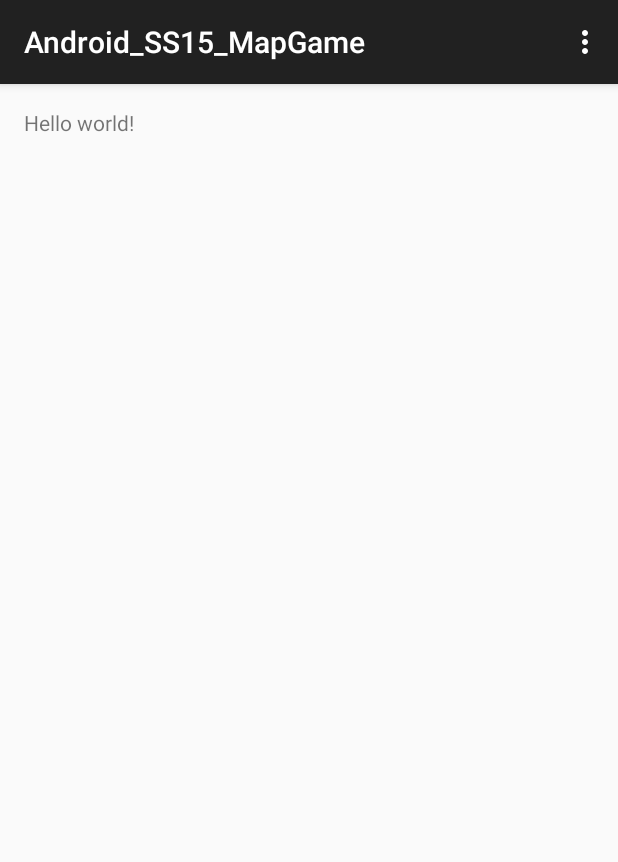
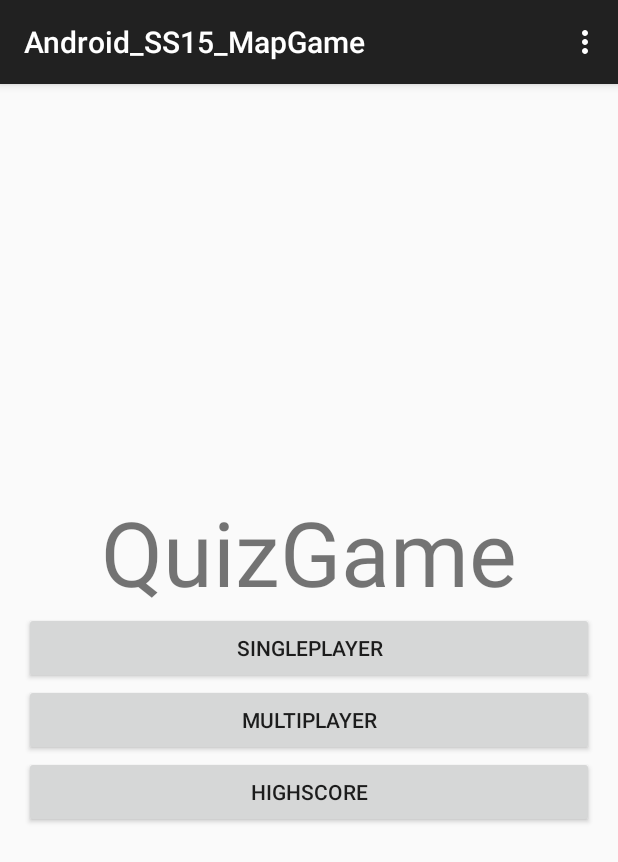
Before and after one commit to Daniel192/Android_SS15_MapGame, an Android app: the screen it shows after launch (MainActivity), on a phone screen of 412 x 824 dp. Shown: the top 862 px of the screen. Run offline under Robolectric (Android 15) with nearby library versions, the phone set to English and light mode, and no system bars.

Commit message:
Added: #2 Main menu layout created

```diff
--- a/app/src/main/res/layout/activity_main.xml
+++ b/app/src/main/res/layout/activity_main.xml
@@ -1,11 +1,38 @@
-<RelativeLayout xmlns:android="http://schemas.android.com/apk/res/android"
+<LinearLayout xmlns:android="http://schemas.android.com/apk/res/android"
     xmlns:tools="http://schemas.android.com/tools" android:layout_width="match_parent"
     android:layout_height="match_parent" android:paddingLeft="@dimen/activity_horizontal_margin"
     android:paddingRight="@dimen/activity_horizontal_margin"
     android:paddingTop="@dimen/activity_vertical_margin"
-    android:paddingBottom="@dimen/activity_vertical_margin" tools:context=".MainActivity">
+    android:paddingBottom="@dimen/activity_vertical_margin" tools:context=".MainActivity"
+    android:orientation="vertical"
+    android:gravity="center">
 
-    <TextView android:text="@string/hello_world" android:layout_width="wrap_content"
-        android:layout_height="wrap_content" />
 
-</RelativeLayout>
+
+    <TextView
+        android:id="@+id/Gamename"
+        android:layout_width="match_parent"
+        android:layout_height="wrap_content"
+        android:text="@string/App_Name"
+        android:gravity="center"
+        android:textSize="60dp"/>
+
+    <Button
+        android:id="@+id/buttonSingleplayer"
+        android:layout_width="match_parent"
+        android:layout_height="wrap_content"
+        android:text="@string/Singleplayer"/>
+
+    <Button
+        android:id="@+id/buttonMultiplayer"
+        android:layout_width="match_parent"
+        android:layout_height="wrap_content"
+        android:text="@string/Multiplayer"/>
+
+    <Button
+        android:id="@+id/buttonHighscore"
+        android:layout_width="match_parent"
+        android:layout_height="wrap_content"
+        android:text="@string/Highscore"/>
+
+</LinearLayout>
--- a/app/src/main/res/values/strings.xml
+++ b/app/src/main/res/values/strings.xml
@@ -3,4 +3,12 @@
 
     <string name="hello_world">Hello world!</string>
     <string name="action_settings">Settings</string>
+
+
+    <string name="App_Name">QuizGame</string>
+    <string name="Singleplayer">Singleplayer</string>
+    <string name="Multiplayer">Multiplayer</string>
+    <string name="Highscore">Highscore</string>
+
+
 </resources>
```
